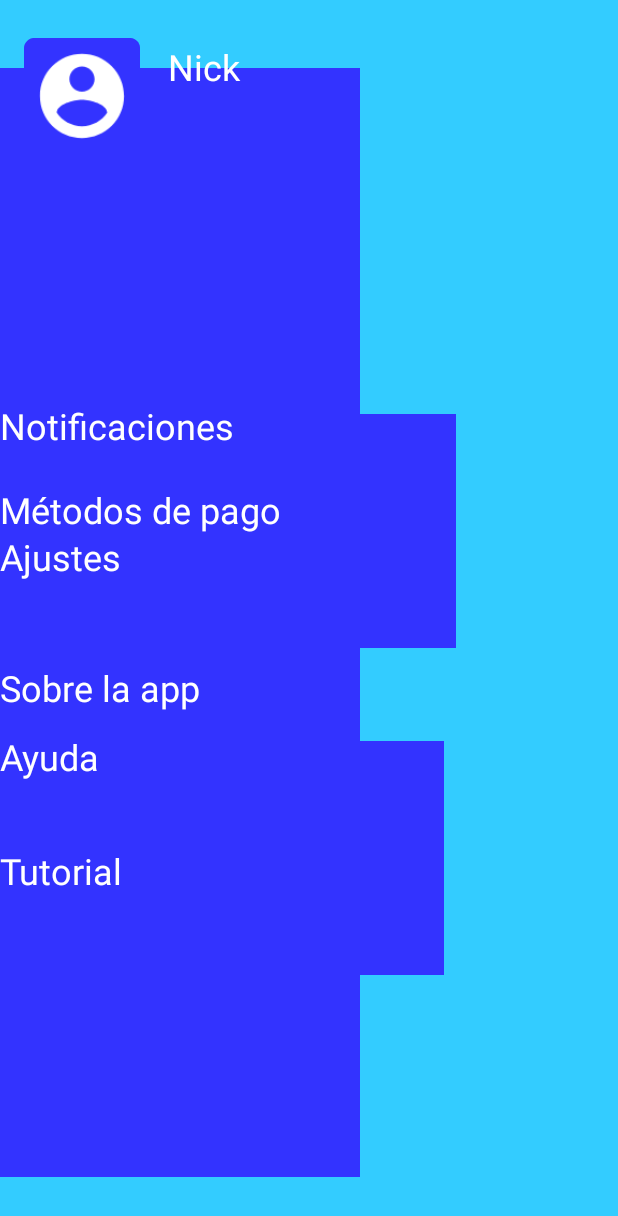
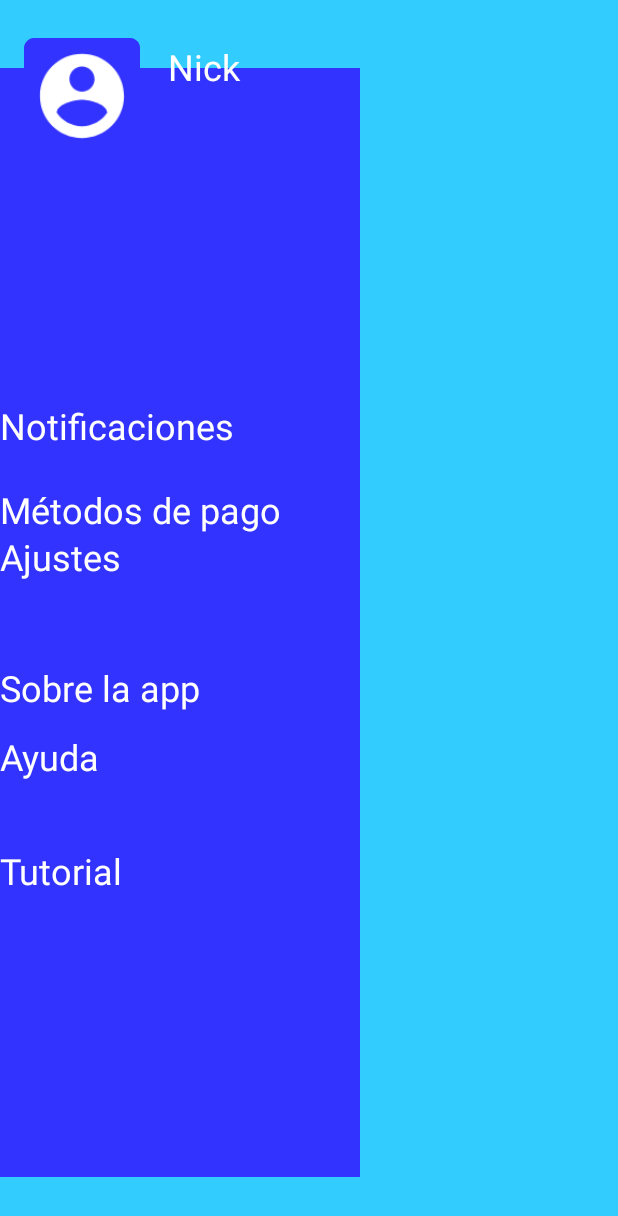
Before and after one commit to rhv1001/pr5, an Android app: the layout activity_materialdesign.xml on its own in the app's theme, with its tools: preview values and no code run, on a phone screen of 412 x 824 dp. Shown: the top 1216 px of the screen. Run offline under Robolectric (Android 15) with nearby library versions, the phone set to English and light mode, and no system bars.

Commit message:
diferentes errores solucionados

```diff
--- a/app/src/main/java/com/example/pr5/MainActivity.java
+++ b/app/src/main/java/com/example/pr5/MainActivity.java
@@ -13,7 +13,7 @@ public class MainActivity extends AppCompatActivity {
         setContentView(R.layout.activity_main);
     }
     public void MeteCuenta (View v){
-        Intent intent10 = new Intent (v.getContext(), MatDesign.class);
+        Intent intent10 = new Intent (v.getContext(), MeteCuenta.class);
         startActivityForResult(intent10, 0);
     }
 }
@@ -30,7 +30,7 @@ class MeteCuenta extends AppCompatActivity {
 
     }
 
-    public void Entrar(View v) {
+    public void MenPri(View v) {
         Intent intent1 = new Intent(v.getContext(), MenPri.class);
         startActivityForResult(intent1, 0);
     }
@@ -61,11 +61,12 @@ class MenPri extends AppCompatActivity{
             setContentView(R.layout.activity_menuprincipal);
         }
         public void AnadirViaje (View v){
-            Intent intent5 = new Intent (v.getContext(), AnadirPago.class);
+            Intent intent5 = new Intent (v.getContext(), AnadirViaje.class);
             startActivityForResult(intent5, 0);
-    }
+         }
         public void BuscarViaje (View v){
-
+        Intent intent5 = new Intent (v.getContext(), BuscarViaje.class);
+        startActivityForResult(intent5, 0);
         }
         public void MaterialDesign (View v){
             Intent intent10 = new Intent (v.getContext(), MatDesign.class);
--- a/app/src/main/res/layout/activity_materialdesign.xml
+++ b/app/src/main/res/layout/activity_materialdesign.xml
@@ -17,45 +17,6 @@
         app:layout_constraintStart_toStartOf="parent"
         app:layout_constraintTop_toTopOf="parent"
         app:layout_constraintVertical_bias="0.541" />
-
-    <View
-        android:id="@+id/view7"
-        android:layout_width="64dp"
-        android:layout_height="156dp"
-        android:layout_marginStart="240dp"
-        android:layout_marginLeft="240dp"
-        android:layout_marginEnd="8dp"
-        android:layout_marginRight="8dp"
-        android:layout_marginBottom="392dp"
-        android:background="@color/azulosc"
-        app:layout_constraintBottom_toBottomOf="parent"
-        app:layout_constraintEnd_toEndOf="parent"
-        app:layout_constraintHorizontal_bias="0.0"
-        app:layout_constraintStart_toStartOf="parent" />
-
-    <View
-        android:id="@+id/view8"
-        android:layout_width="64dp"
-        android:layout_height="156dp"
-        android:layout_marginTop="8dp"
-        android:layout_marginEnd="116dp"
-        android:layout_marginRight="116dp"
-        android:layout_marginBottom="132dp"
-        android:background="@color/azulosc"
-        app:layout_constraintBottom_toBottomOf="parent"
-        app:layout_constraintEnd_toEndOf="parent"
-        app:layout_constraintTop_toTopOf="parent"
-        app:layout_constraintVertical_bias="0.921" />
-
-    <View
-        android:id="@+id/view9"
-        android:layout_width="177dp"
-        android:layout_height="737dp"
-        android:layout_marginTop="4dp"
-        app:layout_constraintBottom_toBottomOf="parent"
-        app:layout_constraintEnd_toEndOf="parent"
-        app:layout_constraintTop_toTopOf="parent"
-        app:layout_constraintVertical_bias="1.0" />
 
     <ImageView
         android:id="@+id/imageView4"
@@ -78,6 +39,7 @@
         android:layout_width="240dp"
         android:layout_height="58dp"
         android:layout_marginBottom="8dp"
+        android:clickable="true"
         android:onClick="MetPago"
         android:text="@string/metpagmatdesign"
         android:textColor="@color/white"
@@ -95,6 +57,8 @@
         android:layout_height="62dp"
         android:layout_marginTop="8dp"
         android:layout_marginBottom="8dp"
+        android:clickable="true"
+        android:onClick="Ajustes"
         android:text="@string/ajustesmatdesign"
         android:textColor="@color/white"
         android:textColorHighlight="@color/white"
@@ -111,6 +75,7 @@
         android:layout_height="61dp"
         android:layout_marginTop="8dp"
         android:layout_marginBottom="8dp"
+        android:clickable="true"
         android:onClick="Ayuda"
         android:text="@string/ayudamatdesign"
         android:textColor="@color/white"
@@ -127,6 +92,7 @@
         android:layout_width="239dp"
         android:layout_height="63dp"
         android:layout_marginBottom="8dp"
+        android:clickable="true"
         android:onClick="Sobre"
         android:text="@string/sobrematdesign"
         android:textColor="@color/white"
@@ -143,6 +109,7 @@
         android:layout_width="239dp"
         android:layout_height="57dp"
         android:layout_marginBottom="8dp"
+        android:clickable="true"
         android:onClick="Notificaciones"
         android:text="@string/notificamatdesign"
         android:textColor="@color/white"
```
